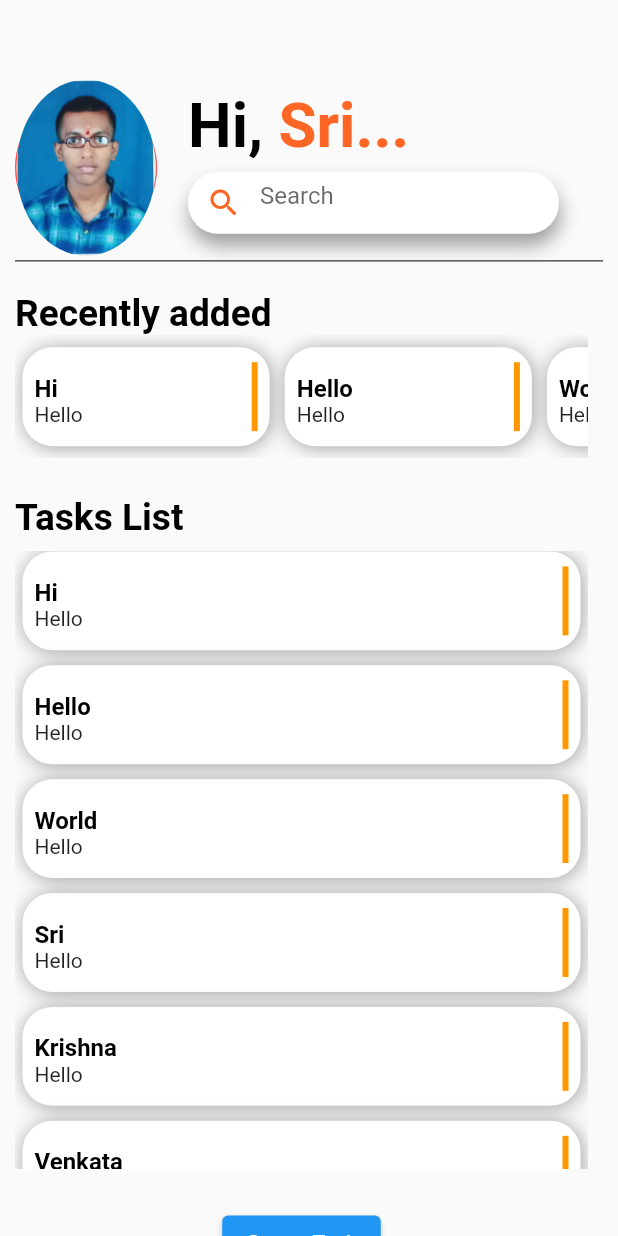
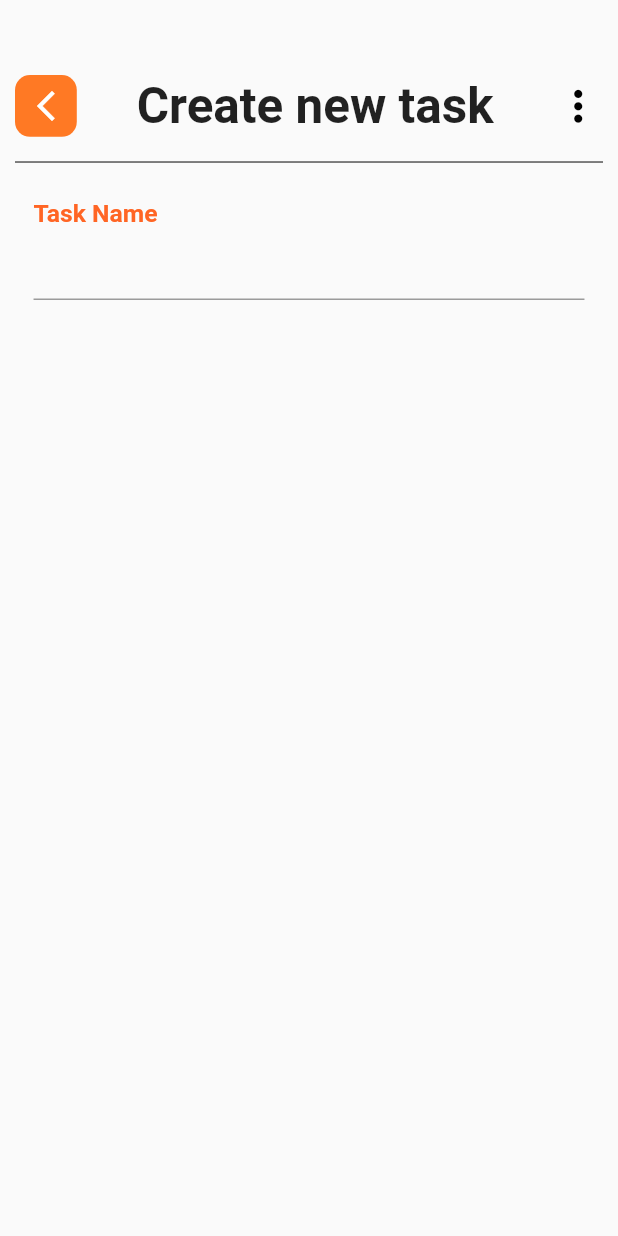
Before and after one commit to srikrishna0874/Expressive-Responsive-Todo-App, a Flutter app: the ShowTasksPage screen opened directly, after a tap on "Create Task", on a phone screen of 412 x 824 dp. Run offline on Flutter 3.47's test engine with Material 2 defaults, Android fonts, the light colour scheme and no system bars; our stand-ins replace delayed_display, percent_indicator; missing offline and left inert: text_divider.

Commit message:
Show Tasks UI completed

```diff
--- /dev/null
+++ b/lib/addTasksPage.dart
@@ -0,0 +1,94 @@
+import 'package:flutter/material.dart';
+
+class AddTasks extends StatefulWidget {
+  const AddTasks({Key? key}) : super(key: key);
+
+  @override
+  State<AddTasks> createState() => _AddTasksState();
+}
+
+class _AddTasksState extends State<AddTasks> {
+  @override
+  Widget build(BuildContext context) {
+    double screenWidth = MediaQuery.of(context).size.width;
+    double screenHeight = MediaQuery.of(context).size.height;
+    return Scaffold(
+      body: SingleChildScrollView(
+        child: Container(
+          margin: EdgeInsets.only(top: 50, left: 10, right: 10),
+          child: Column(
+            children: [
+              Container(
+                margin: EdgeInsets.only(bottom: screenHeight * 0.02),
+                child: Row(
+                  mainAxisAlignment: MainAxisAlignment.spaceBetween,
+                  children: [
+                    Container(
+                      width: screenWidth * 0.1,
+                      height: screenWidth * 0.1,
+                      decoration: BoxDecoration(
+                        color: Color.fromRGBO(255, 121, 36, 1),
+                        borderRadius: BorderRadius.circular(10),
+                      ),
+                      child: IconButton(
+                        onPressed: () {
+                          Navigator.pop(context);
+                        },
+                        icon: Icon(
+                          Icons.arrow_back_ios_new_outlined,
+                          color: Colors.white,
+                        ),
+                      ),
+                    ),
+                    Text(
+                      "Create new task",
+                      style: TextStyle(
+                          fontWeight: FontWeight.bold,
+                          fontSize: screenWidth * 0.08),
+                    ),
+                    Icon(
+                      Icons.more_vert_rounded,
+                      color: Colors.black,
+                      size: screenWidth * 0.08,
+                    ),
+                  ],
+                ),
+              ),
+              Container(
+                width: screenWidth,
+                height: screenHeight * 0.0008,
+                color: Colors.black,
+              ),
+              SizedBox(
+                height: screenHeight * 0.03,
+              ),
+              Container(
+                margin: EdgeInsets.only(
+                    left: screenWidth * 0.03, right: screenWidth * 0.03),
+                child: Column(
+                  children: [
+                    Row(
+                      children: [
+                        Text(
+                          "Task Name",
+                          style: TextStyle(
+                            color: Color.fromRGBO(255, 101, 36, 1),
+                            fontWeight: FontWeight.bold,
+                            fontSize: screenWidth * 0.04,
+                          ),
+                        ),
+                      ],
+                    ),
+                    TextField(
+
+                    ),
+                  ],
+                ),
+              ),
+            ],
+          ),
+        ),
+      ),
+    );
+  }
+}
--- a/lib/showTasksPage.dart
+++ b/lib/showTasksPage.dart
@@ -1,4 +1,7 @@
 import 'package:flutter/material.dart';
+import 'package:percent_indicator/circular_percent_indicator.dart';
+
+import 'addTasksPage.dart';
 
 class ShowTasksPage extends StatefulWidget {
   const ShowTasksPage({Key? key}) : super(key: key);
@@ -271,7 +274,10 @@ class _ShowTasksPageState extends State<ShowTasksPage> {
                               height: screenHeight * 0.08,
                               margin: EdgeInsets.only(
                                   right: 5.0, left: 5.0, bottom: 10.0),
-                              padding: EdgeInsets.only(top: 10, bottom: 10),
+                              padding: EdgeInsets.only(
+                                  top: 10,
+                                  bottom: 10,
+                                  left: screenWidth * 0.05),
                               decoration: BoxDecoration(
                                 borderRadius: BorderRadius.circular(20),
                                 color: Colors.white,
@@ -294,7 +300,33 @@ class _ShowTasksPageState extends State<ShowTasksPage> {
                                       width: 4.0,
                                     ),
                                   ),
+                                  Row(
+                                    children: [
+                                      CircularPercentIndicator(
+                                        animation: true,
+                                        startAngle: 0.0,
+                                        animationDuration: 1500,
+                                        radius: screenWidth * 0.06,
+                                        percent: 0.75,
+                                        progressColor:
+                                            Color.fromRGBO(255, 101, 36, 1),
+                                        center: Text(
+                                          "75%",
+                                          style: TextStyle(
+                                            color: Colors.black,
+                                            fontWeight: FontWeight.bold,
+                                            fontSize: screenWidth * 0.03,
+                                          ),
+                                        ),
+                                      ),
+                                      SizedBox(
+                                        width: screenWidth * 0.03,
+                                      ),
                                       Column(
+                                        mainAxisAlignment:
+                                            MainAxisAlignment.start,
+                                        crossAxisAlignment:
+                                            CrossAxisAlignment.start,
                                         children: [
                                           Padding(
                                             padding: EdgeInsets.only(
@@ -305,20 +337,22 @@ class _ShowTasksPageState extends State<ShowTasksPage> {
                                                 value,
                                                 style: TextStyle(
                                                   fontSize: 16,
-                                              fontWeight: FontWeight.bold,
+                                                  fontWeight: FontWeight.w900,
                                                   color: Colors.black,
                                                 ),
                                               ),
                                             ),
                                           ),
                                           Padding(
-                                        padding:
-                                            const EdgeInsets.only(left: 8.0),
+                                            padding: const EdgeInsets.only(
+                                                left: 8.0),
                                             child: Align(
                                               alignment: Alignment.centerLeft,
                                               child: Text("Hello"),
                                             ),
                                           )
+                                        ],
+                                      ),
                                     ],
                                   )
                                 ],
@@ -329,11 +363,37 @@ class _ShowTasksPageState extends State<ShowTasksPage> {
                       ),
                     ),
                     SizedBox(
-                      height: screenHeight*0.03,
+                      height: screenHeight * 0.03,
                     ),
                     ElevatedButton(
-                      onPressed: () {},
-                      child: Text("Create Task"),
+                      onPressed: () {
+                        Navigator.push(context, MaterialPageRoute(builder: (context)=>AddTasks()));
+                      },
+                      style: ElevatedButton.styleFrom(
+                        backgroundColor: Color.fromRGBO(255, 101, 36, 1),
+                        minimumSize:
+                            Size(screenWidth * 0.7, screenHeight * 0.05),
+                        shape: RoundedRectangleBorder(
+                          borderRadius: BorderRadius.circular(20),
+                        ),
+                      ),
+                      child: Row(
+                        mainAxisAlignment: MainAxisAlignment.center,
+                        children: [
+                          Icon(Icons.add_circle),
+                          SizedBox(
+                            width: screenWidth*0.01,
+                          ),
+                          Text("Create Task",style: TextStyle(
+                            color: Colors.white,
+                            fontWeight: FontWeight.bold,
+                            fontSize: screenWidth*0.045,
+                          ),),
+                        ],
+                      ),
+                    ),
+                    SizedBox(
+                      height: screenHeight * 0.05,
                     ),
                   ],
                 ),
--- a/pubspec.yaml
+++ b/pubspec.yaml
@@ -39,6 +39,7 @@ dependencies:
   delayed_display: ^2.0.0
   google_fonts: ^4.0.3
   text_divider: ^1.0.0
+  percent_indicator: ^4.2.3
 
 dev_dependencies:
   flutter_test:
```
Also changed, not shown: pubspec.lock. Lines whose indentation alone changed are shown as unchanged.
